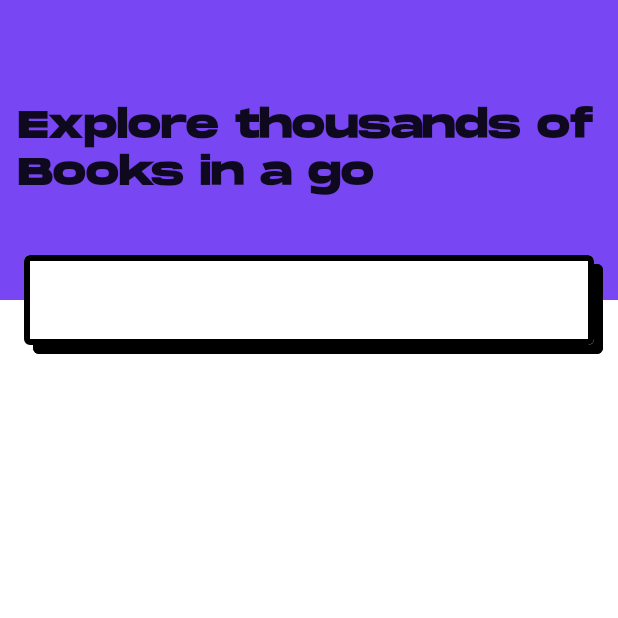
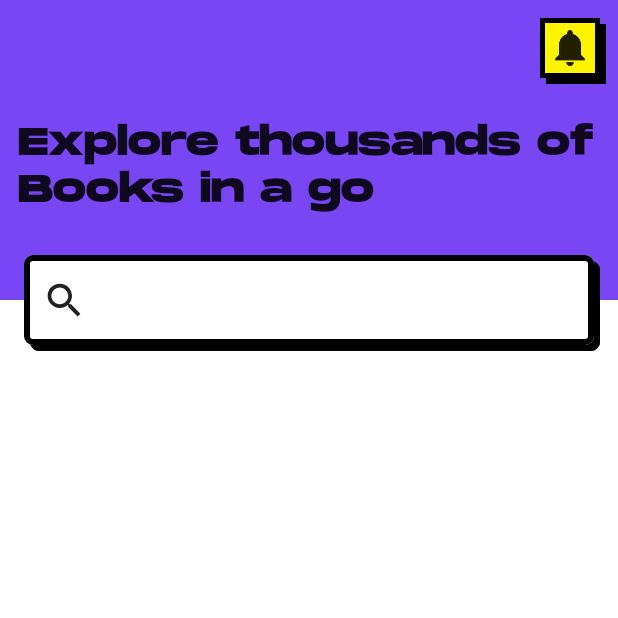
Before and after one commit to unaisulhadi/Archives, an Android app built with Jetpack Compose: the HomeScreen screen opened through its navigation route, on a phone screen of 412 x 824 dp, the top half of it. Run offline under Robolectric (Android 15) with nearby library versions, the phone set to English and light mode, and no system bars; our stand-ins replace accompanist.

Commit message:
Added notifications icon

```diff
--- a/app/src/main/java/com/hadi/archives/presentation/components/BrutalBox.kt
+++ b/app/src/main/java/com/hadi/archives/presentation/components/BrutalBox.kt
@@ -29,8 +29,8 @@ fun BrutalBox(
     shadowBorderColor: Color = Color.Black,
     shadowAlpha: Float = 1f,
     blur: Dp = (0.0001f).dp,
-    offsetX: Dp = 6.dp,
-    offsetY: Dp = 6.dp,
+    offsetX: Dp = 4.dp,
+    offsetY: Dp = 4.dp,
     contentAlignment: Alignment = Alignment.TopStart,
     clickEnabled: Boolean = true,
     onClick: () -> Unit = {},
--- a/app/src/main/java/com/hadi/archives/presentation/screens/home/HomeScreen.kt
+++ b/app/src/main/java/com/hadi/archives/presentation/screens/home/HomeScreen.kt
@@ -2,20 +2,26 @@ package com.hadi.archives.presentation.screens.home
 
 import androidx.compose.foundation.background
 import androidx.compose.foundation.layout.*
-import androidx.compose.material.MaterialTheme
+import androidx.compose.material.Icon
+import androidx.compose.material.IconButton
 import androidx.compose.material.Text
+import androidx.compose.material.icons.Icons
+import androidx.compose.material.icons.filled.Search
 import androidx.compose.runtime.Composable
 import androidx.compose.ui.Alignment
 import androidx.compose.ui.Modifier
 import androidx.compose.ui.graphics.Color
+import androidx.compose.ui.res.painterResource
 import androidx.compose.ui.tooling.preview.Preview
 import androidx.compose.ui.unit.dp
 import androidx.compose.ui.unit.sp
 import androidx.navigation.NavController
 import androidx.navigation.compose.rememberNavController
 import com.google.accompanist.systemuicontroller.rememberSystemUiController
+import com.hadi.archives.R
 import com.hadi.archives.presentation.components.BrutalBox
 import com.hadi.archives.ui.theme.BrutalBlue
+import com.hadi.archives.ui.theme.BrutalYellow
 import com.hadi.archives.ui.theme.MonumentTypography
 
 @Composable
@@ -27,18 +33,42 @@ fun HomeScreen(
 
     Column(modifier = Modifier.fillMaxSize()) {
 
-        Box(
+        Column(
             modifier = Modifier
                 .fillMaxWidth()
                 .height(200.dp)
                 .background(BrutalBlue),
-            contentAlignment = Alignment.CenterStart
+            horizontalAlignment = Alignment.End
         ) {
+
+            BrutalBox(
+                modifier = Modifier
+                    .padding(all = 12.dp)
+                    .size(40.dp),
+                backgroundColor = BrutalYellow,
+                borderColor = Color.Black,
+                borderWidth = 3.dp
+            ) {
+                IconButton(
+                    onClick = {
+
+                    },
+                ) {
+                    Icon(
+                        modifier = Modifier
+                            .size(36.dp)
+                            .padding(all = 6.dp),
+                        painter = painterResource(id = R.drawable.ic_notification),
+                        contentDescription = "Notifications"
+                    )
+                }
+            }
+
 
             Text(
                 modifier = Modifier
                     .fillMaxWidth()
-                    .padding(horizontal = 12.dp),
+                    .padding(start = 12.dp, end = 12.dp, top = 16.dp),
                 text = "Explore thousands of Books in a go",
                 style = MonumentTypography.h3.copy(
                     fontSize = 26.sp
@@ -56,10 +86,31 @@ fun HomeScreen(
             backgroundColor = Color.White,
             borderColor = Color.Black,
             borderWidth = 4.dp,
-            cornerRadius = 4.dp,
-            shadowCornerRadius = 4.dp
+            cornerRadius = 6.dp,
+            shadowCornerRadius = 6.dp,
+            contentAlignment = Alignment.CenterStart,
+        ) {
 
-        ) {
+            Row(
+                modifier = Modifier.fillMaxSize(),
+                verticalAlignment = Alignment.CenterVertically
+            ) {
+
+                IconButton(
+                    onClick = { },
+                ) {
+                    Icon(
+                        modifier = Modifier
+                            .size(36.dp)
+                            .padding(start = 6.dp),
+                        imageVector = Icons.Filled.Search,
+                        contentDescription = "Search"
+                    )
+                }
+
+
+            }
+
 
         }
 
--- a/app/src/main/java/com/hadi/archives/presentation/screens/splash/SplashScreen.kt
+++ b/app/src/main/java/com/hadi/archives/presentation/screens/splash/SplashScreen.kt
@@ -70,6 +70,8 @@ fun SplashScreen(
                 backgroundColor = BrutalYellow,
                 borderColor = Color.Black,
                 borderWidth = 4.dp,
+                cornerRadius = 4.dp,
+                shadowCornerRadius = 4.dp,
                 onClick = {
                     navController.navigate(Screen.Welcome.route)
                 },
--- a/app/src/main/java/com/hadi/archives/presentation/screens/welcome/WelcomeScreen.kt
+++ b/app/src/main/java/com/hadi/archives/presentation/screens/welcome/WelcomeScreen.kt
@@ -122,6 +122,8 @@ fun FinishButton(
                 backgroundColor = BrutalYellow,
                 borderColor = Color.Black,
                 borderWidth = 4.dp,
+                cornerRadius = 4.dp,
+                shadowCornerRadius = 4.dp,
                 onClick = onFinishClick,
                 contentAlignment = Alignment.Center
             ) {
--- /dev/null
+++ b/app/src/main/res/drawable/ic_search.xml
@@ -0,0 +1,5 @@
+<vector android:height="24dp" android:tint="#000000"
+    android:viewportHeight="24" android:viewportWidth="24"
+    android:width="24dp" xmlns:android="http://schemas.android.com/apk/res/android">
+    <path android:fillColor="@android:color/white" android:pathData="M15.5,14h-0.79l-0.28,-0.27C15.41,12.59 16,11.11 16,9.5 16,5.91 13.09,3 9.5,3S3,5.91 3,9.5 5.91,16 9.5,16c1.61,0 3.09,-0.59 4.23,-1.57l0.27,0.28v0.79l5,4.99L20.49,19l-4.99,-5zM9.5,14C7.01,14 5,11.99 5,9.5S7.01,5 9.5,5 14,7.01 14,9.5 11.99,14 9.5,14z"/>
+</vector>
```
Also changed, not shown: app/src/main/res/drawable/ic_notification.png (added).
